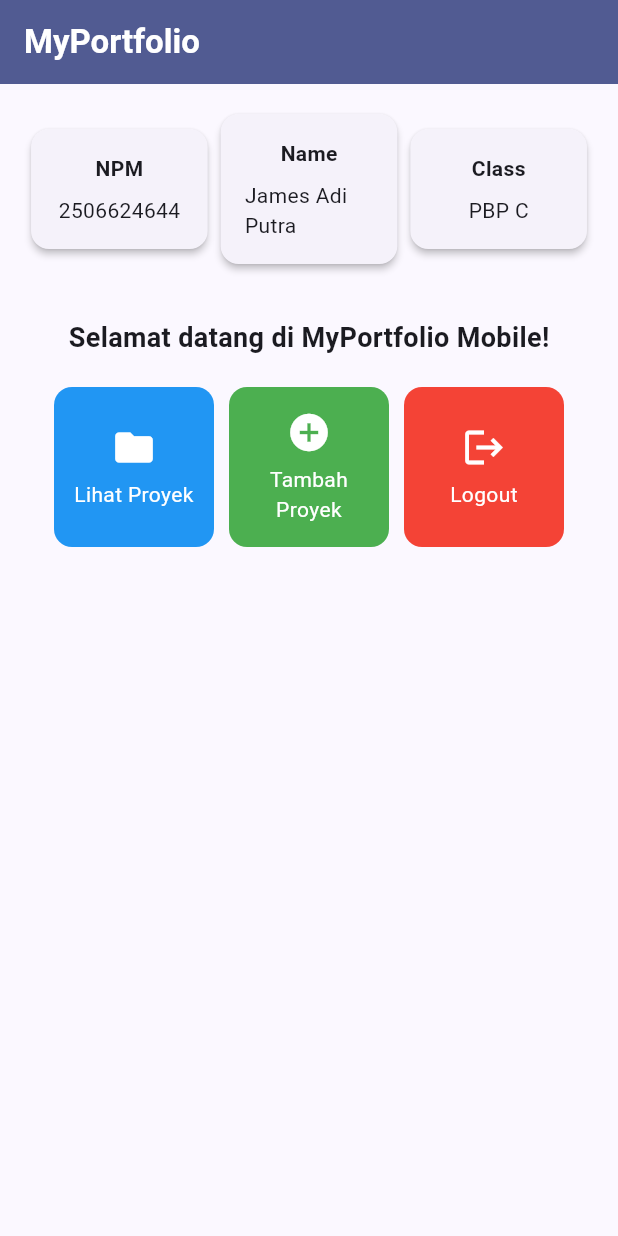
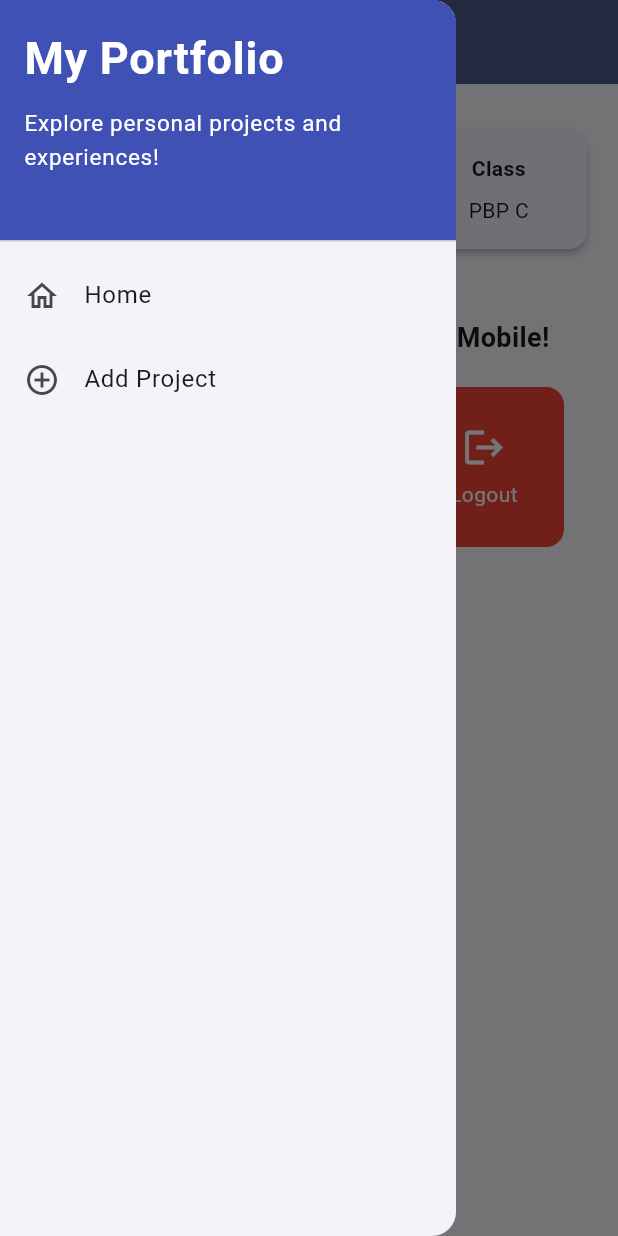
Before and after one commit to James-Adi-Putra/myportofolio_mobile, a Flutter app: the screen it shows after launch, with the side drawer open (before the commit the screen has no drawer), on a phone screen of 412 x 824 dp. Run offline on Flutter 3.47's test engine with Material 3 defaults, Android fonts, the phone set to English and light mode, and no system bars; our stand-ins replace fluttertoast.

Commit message:
feat(navigation): add LeftDrawer widget and attach to MyHomePage

```diff
--- a/lib/menu.dart
+++ b/lib/menu.dart
@@ -1,5 +1,6 @@
 import 'package:flutter/material.dart';
 import 'package:fluttertoast/fluttertoast.dart';
+import 'package:myportofolio_mobile/widgets/left_drawer.dart';
 
 class MyHomePage extends StatelessWidget {
   MyHomePage({super.key});
@@ -28,7 +29,9 @@ class MyHomePage extends StatelessWidget {
           ),
         ),
         backgroundColor: Theme.of(context).colorScheme.primary,
+        iconTheme: const IconThemeData(color: Colors.white),
       ),
+      drawer: const LeftDrawer(),
       // Body halaman utama dengan padding di sekelilingnya.
       body: Padding(
         padding: const EdgeInsets.all(16.0),
--- /dev/null
+++ b/lib/widgets/left_drawer.dart
@@ -0,0 +1,63 @@
+import 'package:flutter/material.dart';
+import 'package:myportofolio_mobile/menu.dart';
+
+class LeftDrawer extends StatelessWidget {
+  const LeftDrawer({super.key});
+
+  @override
+  Widget build(BuildContext context) {
+    return Drawer(
+      child: ListView(
+        children: [
+          const DrawerHeader(
+            decoration: BoxDecoration(
+              color: Colors.indigo,
+            ),
+            child: Column(
+              crossAxisAlignment: CrossAxisAlignment.start,
+              children: [
+                Text(
+                  'My Portfolio',
+                  style: TextStyle(
+                    fontSize: 30,
+                    fontWeight: FontWeight.bold,
+                    color: Colors.white,
+                  ),
+                ),
+                SizedBox(height: 10),
+                Text(
+                  'Explore personal projects and experiences!',
+                  style: TextStyle(
+                    fontSize: 15,
+                    color: Colors.white,
+                  ),
+                ),
+              ],
+            ),
+          ),
+          ListTile(
+            leading: const Icon(Icons.home_outlined),
+            title: const Text('Home'),
+            // Navigasi ke halaman utama portofolio
+            onTap: () {
+              Navigator.pushReplacement(
+                context,
+                MaterialPageRoute(
+                  builder: (context) => MyHomePage(),
+                ),
+              );
+            },
+          ),
+          ListTile(
+            leading: const Icon(Icons.add_circle_outline),
+            title: const Text('Add Project'),
+            // Navigasi ke halaman tambah proyek
+            onTap: () {
+              // Routing ke halaman ProjectFormPage akan ditambahkan di langkah berikutnya
+            },
+          ),
+        ],
+      ),
+    );
+  }
+}
```
